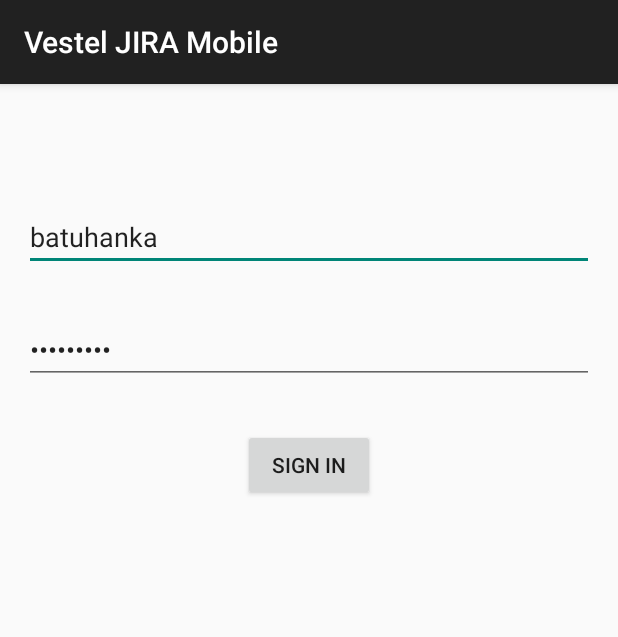
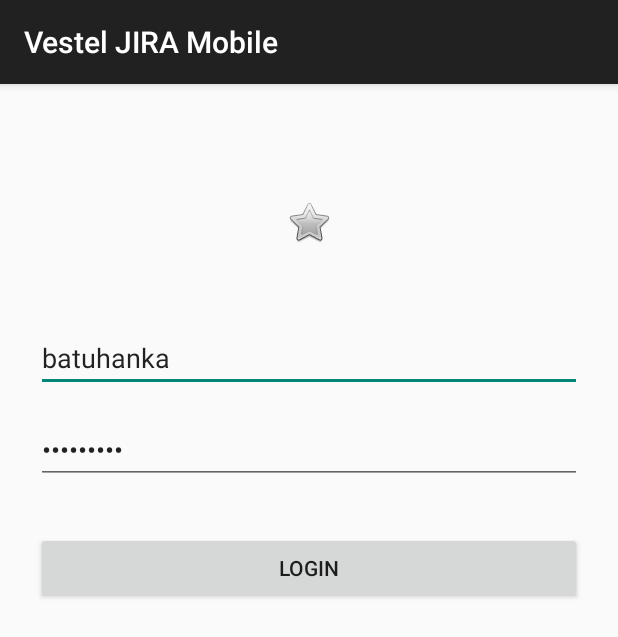
Before and after one commit to batuhanka/JIRA-Mobile, an Android app: the screen it shows after launch (MainActivity), on a phone screen of 412 x 824 dp. Shown: the top 637 px of the screen. Run offline under Robolectric (Android 15) with nearby library versions, the phone set to English and light mode, and no system bars.

Commit message:
Work PC trial.

```diff
--- a/app/src/main/java/com/project/ozyegin/vesteljiramobile/MainActivity.java
+++ b/app/src/main/java/com/project/ozyegin/vesteljiramobile/MainActivity.java
@@ -35,6 +35,9 @@ import java.util.HashMap;
 import java.util.Map;
 
 public class MainActivity extends ActionBarActivity  {
+
+
+
 
     public EditText mUsernameView;
     public EditText mPasswordView;
@@ -98,7 +101,7 @@ public class MainActivity extends ActionBarActivity  {
                 int i=0;
                 while(i <= 10) {
                     // Simulate network access.
-                    Thread.sleep(1000);
+                    Thread.sleep(700);
                     publishProgress(i*4);
                     i++;
                 }
--- a/app/src/main/java/com/project/ozyegin/vesteljiramobile/SearchIssueFragment.java
+++ b/app/src/main/java/com/project/ozyegin/vesteljiramobile/SearchIssueFragment.java
@@ -9,8 +9,7 @@ import android.view.ViewGroup;
 public class SearchIssueFragment extends Fragment {
 
 	@Override
-	public View onCreateView(LayoutInflater inflater, ViewGroup container,
-			Bundle savedInstanceState) {
+	public View onCreateView(LayoutInflater inflater, ViewGroup container,Bundle savedInstanceState) {
 
 		View rootView = inflater.inflate(R.layout.fragment_searched, container, false);
 
--- a/app/src/main/res/layout/activity_main.xml
+++ b/app/src/main/res/layout/activity_main.xml
@@ -1,3 +1,66 @@
+<?xml version="1.0" encoding="utf-8"?>
+<ScrollView xmlns:android="http://schemas.android.com/apk/res/android"
+    android:layout_width="fill_parent"
+    android:layout_height="fill_parent"
+    android:fitsSystemWindows="true">
+
+    <LinearLayout
+        android:orientation="vertical"
+        android:layout_width="match_parent"
+        android:layout_height="wrap_content"
+        android:paddingTop="56dp"
+        android:paddingLeft="24dp"
+        android:paddingRight="24dp">
+
+        <ImageView android:src="@android:drawable/btn_star"
+            android:layout_width="wrap_content"
+            android:layout_height="72dp"
+            android:layout_marginBottom="24dp"
+            android:layout_gravity="center_horizontal" />
+
+
+        <!-- Username Label -->
+
+            <EditText
+                android:id="@+id/username_field"
+                android:layout_width="match_parent"
+                android:layout_height="wrap_content"
+                android:inputType="textPersonName"
+                android:hint="Username"
+                android:text="batuhanka"
+                android:layout_marginTop="8dp"
+                android:layout_marginBottom="8dp"/>
+
+        <!-- Password Label -->
+            <EditText
+                android:id="@+id/password_field"
+                android:layout_width="match_parent"
+                android:layout_height="wrap_content"
+                android:inputType="textPassword"
+                android:hint="Password"
+                android:text="150201036"
+                android:layout_marginTop="8dp"
+                android:layout_marginBottom="8dp"/>
+
+        <Button
+            android:id="@+id/signin_btn"
+            android:layout_width="fill_parent"
+            android:layout_height="wrap_content"
+            android:layout_marginTop="24dp"
+            android:layout_marginBottom="24dp"
+            android:padding="12dp"
+            android:text="Login"/>
+
+
+    </LinearLayout>
+</ScrollView>
+
+
+
+
+
+
+<!--
 <RelativeLayout xmlns:android="http://schemas.android.com/apk/res/android"
     xmlns:tools="http://schemas.android.com/tools" android:layout_width="match_parent"
     android:layout_height="match_parent" android:paddingLeft="@dimen/activity_horizontal_margin"
@@ -45,3 +108,4 @@
         android:layout_marginTop="30dp"
         android:enabled="true" />
 </RelativeLayout>
+-->
```
Also changed, not shown: 3 other files.
